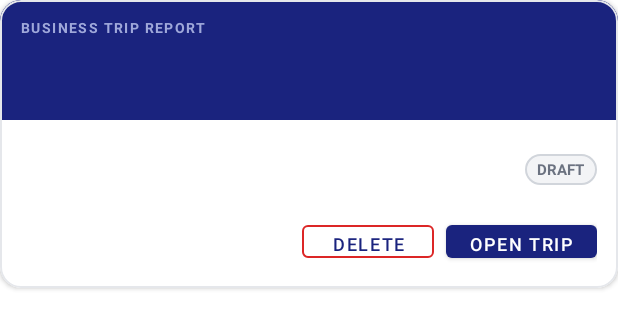
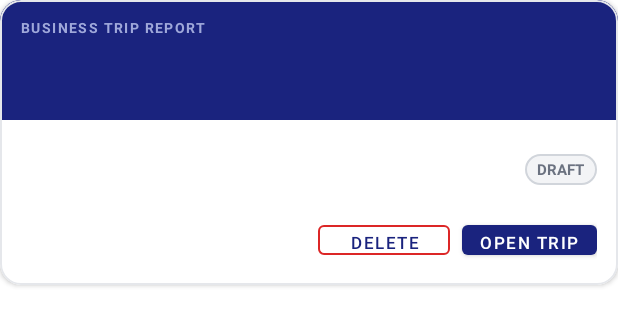
Before and after one commit to bhimsenjoshi/AiPrograms, an Android app: the layout item_trip.xml on its own in the app's theme, with its tools: preview values and no code run, on a phone screen of 412 x 824 dp. Shown: the top 329 px of the screen. Run offline under Robolectric (Android 15) with nearby library versions, the phone set to English and light mode, and no system bars.

```diff
--- a/BTReportApp/app/src/main/res/layout/item_trip.xml
+++ b/BTReportApp/app/src/main/res/layout/item_trip.xml
@@ -118,18 +118,22 @@
                     android:id="@+id/btnDelete"
                     style="@style/Widget.MaterialComponents.Button.OutlinedButton"
                     android:layout_width="wrap_content"
-                    android:layout_height="34dp"
+                    android:layout_height="32dp"
+                    android:minHeight="0dp"
                     android:text="Delete"
-                    android:textSize="12sp"
+                    android:textSize="11sp"
+                    android:paddingHorizontal="12dp"
                     android:layout_marginEnd="8dp"
                     app:strokeColor="@color/error"/>
 
                 <com.google.android.material.button.MaterialButton
                     android:id="@+id/btnEdit"
                     android:layout_width="wrap_content"
-                    android:layout_height="34dp"
+                    android:layout_height="32dp"
+                    android:minHeight="0dp"
                     android:text="Open Trip"
-                    android:textSize="12sp"
+                    android:textSize="11sp"
+                    android:paddingHorizontal="12dp"
                     app:backgroundTint="@color/primary"/>
 
             </LinearLayout>
```
Also changed, not shown: BTReportApp/app/src/main/java/com/hmie/btreport/GmailImportActivity.kt (+23 -7 lines).
